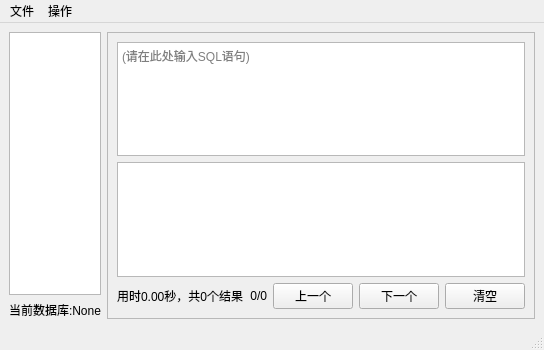
This is PybaseGUI/ui/main_window.ui in rcy17/pybase as Qt 5 draws it before an edit. The edited form follows.
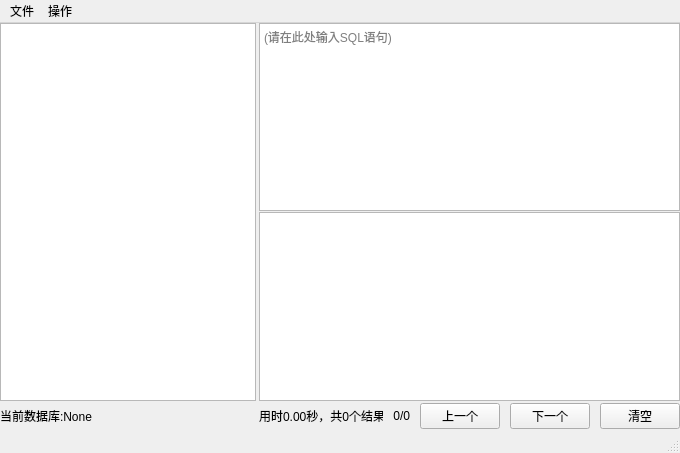
This is the edited form.

Commit message: Optimize table model

The edit to the form file:
```diff
--- a/PybaseGUI/ui/main_window.ui
+++ b/PybaseGUI/ui/main_window.ui
@@ -6,10 +6,16 @@
    <rect>
     <x>0</x>
     <y>0</y>
-    <width>529</width>
-    <height>350</height>
+    <width>680</width>
+    <height>453</height>
    </rect>
   </property>
+  <property name="sizePolicy">
+   <sizepolicy hsizetype="Preferred" vsizetype="Expanding">
+    <horstretch>0</horstretch>
+    <verstretch>0</verstretch>
+   </sizepolicy>
+  </property>
   <property name="acceptDrops">
    <bool>true</bool>
   </property>
@@ -17,10 +23,26 @@
    <string>Pybase</string>
   </property>
   <widget class="QWidget" name="centralwidget">
-   <layout class="QHBoxLayout" name="horizontalLayout">
-    <item>
-     <layout class="QVBoxLayout" name="verticalLayout">
-      <item>
+   <layout class="QFormLayout" name="formLayout">
+    <property name="horizontalSpacing">
+     <number>3</number>
+    </property>
+    <property name="verticalSpacing">
+     <number>2</number>
+    </property>
+    <property name="leftMargin">
+     <number>0</number>
+    </property>
+    <property name="topMargin">
+     <number>0</number>
+    </property>
+    <property name="rightMargin">
+     <number>0</number>
+    </property>
+    <property name="bottomMargin">
+     <number>2</number>
+    </property>
+    <item row="0" column="0">
        <widget class="QTreeView" name="tree_file">
         <property name="sizePolicy">
          <sizepolicy hsizetype="Preferred" vsizetype="Expanding">
@@ -33,37 +55,12 @@
         </attribute>
        </widget>
       </item>
-      <item>
-       <widget class="QLabel" name="label_db">
-        <property name="sizePolicy">
-         <sizepolicy hsizetype="Expanding" vsizetype="Preferred">
-          <horstretch>0</horstretch>
-          <verstretch>0</verstretch>
-         </sizepolicy>
-        </property>
-        <property name="text">
-         <string>当前数据库:None</string>
-        </property>
-       </widget>
-      </item>
-     </layout>
-    </item>
+    <item row="0" column="1">
+     <layout class="QVBoxLayout" name="verticalLayout">
+      <property name="spacing">
+       <number>1</number>
+      </property>
     <item>
-     <widget class="QFrame" name="frame">
-      <property name="sizePolicy">
-       <sizepolicy hsizetype="MinimumExpanding" vsizetype="Preferred">
-        <horstretch>1</horstretch>
-        <verstretch>0</verstretch>
-       </sizepolicy>
-      </property>
-      <property name="frameShape">
-       <enum>QFrame::StyledPanel</enum>
-      </property>
-      <property name="frameShadow">
-       <enum>QFrame::Raised</enum>
-      </property>
-      <layout class="QGridLayout" name="gridLayout">
-       <item row="0" column="0" colspan="5">
         <widget class="QTextBrowser" name="text_code">
          <property name="sizePolicy">
           <sizepolicy hsizetype="MinimumExpanding" vsizetype="Preferred">
@@ -82,7 +79,53 @@
          </property>
         </widget>
        </item>
-       <item row="2" column="1">
+      <item>
+       <widget class="QTableView" name="table_result">
+        <property name="sizePolicy">
+         <sizepolicy hsizetype="MinimumExpanding" vsizetype="Expanding">
+          <horstretch>0</horstretch>
+          <verstretch>0</verstretch>
+         </sizepolicy>
+        </property>
+        <property name="sortingEnabled">
+         <bool>true</bool>
+        </property>
+       </widget>
+      </item>
+     </layout>
+    </item>
+    <item row="1" column="0">
+     <widget class="QLabel" name="label_db">
+      <property name="sizePolicy">
+       <sizepolicy hsizetype="Expanding" vsizetype="Preferred">
+        <horstretch>0</horstretch>
+        <verstretch>0</verstretch>
+       </sizepolicy>
+      </property>
+      <property name="text">
+       <string>当前数据库:None</string>
+      </property>
+     </widget>
+    </item>
+    <item row="1" column="1">
+     <layout class="QHBoxLayout" name="horizontalLayout">
+      <property name="spacing">
+       <number>10</number>
+      </property>
+      <item>
+       <widget class="QLabel" name="label_result">
+        <property name="sizePolicy">
+         <sizepolicy hsizetype="Preferred" vsizetype="Preferred">
+          <horstretch>0</horstretch>
+          <verstretch>0</verstretch>
+         </sizepolicy>
+        </property>
+        <property name="text">
+         <string>用时0.00秒，共0个结果</string>
+        </property>
+       </widget>
+      </item>
+      <item>
         <widget class="QLabel" name="label_page">
          <property name="sizePolicy">
           <sizepolicy hsizetype="Minimum" vsizetype="Preferred">
@@ -98,27 +141,7 @@
          </property>
         </widget>
        </item>
-       <item row="2" column="3">
-        <widget class="QPushButton" name="button_next">
-         <property name="sizePolicy">
-          <sizepolicy hsizetype="Maximum" vsizetype="Fixed">
-           <horstretch>0</horstretch>
-           <verstretch>0</verstretch>
-          </sizepolicy>
-         </property>
-         <property name="text">
-          <string>下一个</string>
-         </property>
-        </widget>
-       </item>
-       <item row="2" column="0">
-        <widget class="QLabel" name="label_result">
-         <property name="text">
-          <string>用时0.00秒，共0个结果</string>
-         </property>
-        </widget>
-       </item>
-       <item row="2" column="2">
+      <item>
         <widget class="QPushButton" name="button_last">
          <property name="sizePolicy">
           <sizepolicy hsizetype="Maximum" vsizetype="Fixed">
@@ -131,20 +154,20 @@
          </property>
         </widget>
        </item>
-       <item row="1" column="0" colspan="5">
-        <widget class="QTableView" name="table_result">
+      <item>
+       <widget class="QPushButton" name="button_next">
          <property name="sizePolicy">
-          <sizepolicy hsizetype="MinimumExpanding" vsizetype="Expanding">
+         <sizepolicy hsizetype="Maximum" vsizetype="Fixed">
            <horstretch>0</horstretch>
            <verstretch>0</verstretch>
           </sizepolicy>
          </property>
-         <property name="sortingEnabled">
-          <bool>true</bool>
+        <property name="text">
+         <string>下一个</string>
          </property>
         </widget>
        </item>
-       <item row="2" column="4">
+      <item>
         <widget class="QPushButton" name="button_clear">
          <property name="sizePolicy">
           <sizepolicy hsizetype="Maximum" vsizetype="Fixed">
@@ -158,7 +181,6 @@
         </widget>
        </item>
       </layout>
-     </widget>
     </item>
    </layout>
   </widget>
@@ -168,7 +190,7 @@
     <rect>
      <x>0</x>
      <y>0</y>
-     <width>529</width>
+     <width>680</width>
      <height>22</height>
     </rect>
    </property>
```
Lines whose indentation alone changed are shown as unchanged. The commit also changes 7 other files.
